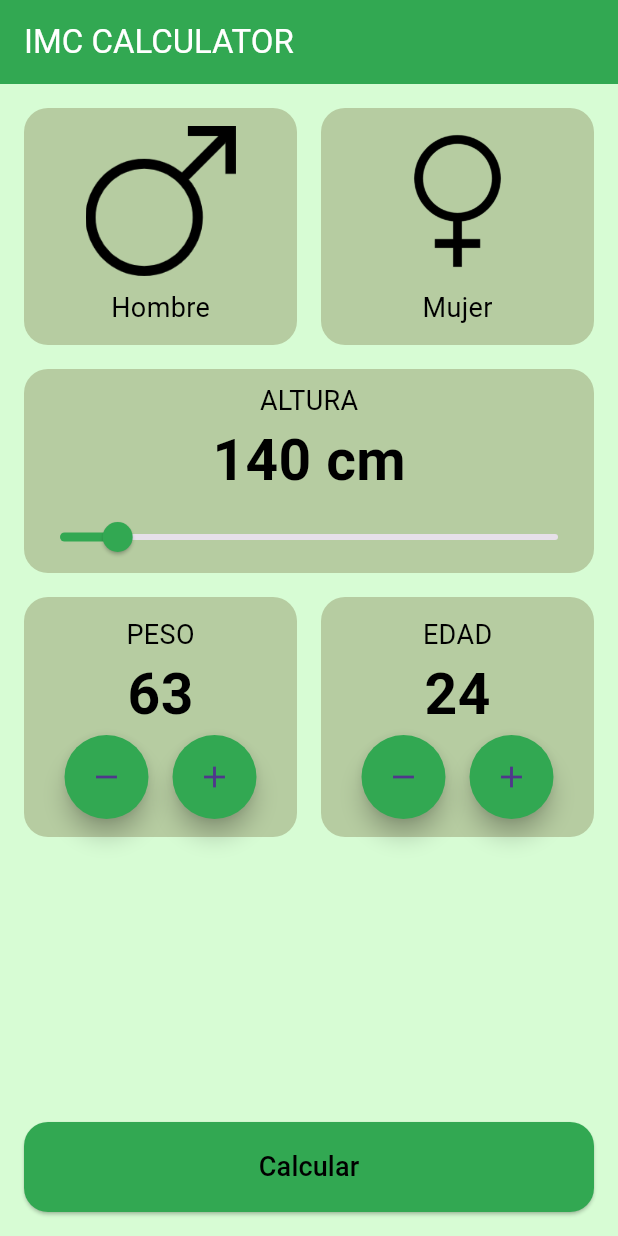
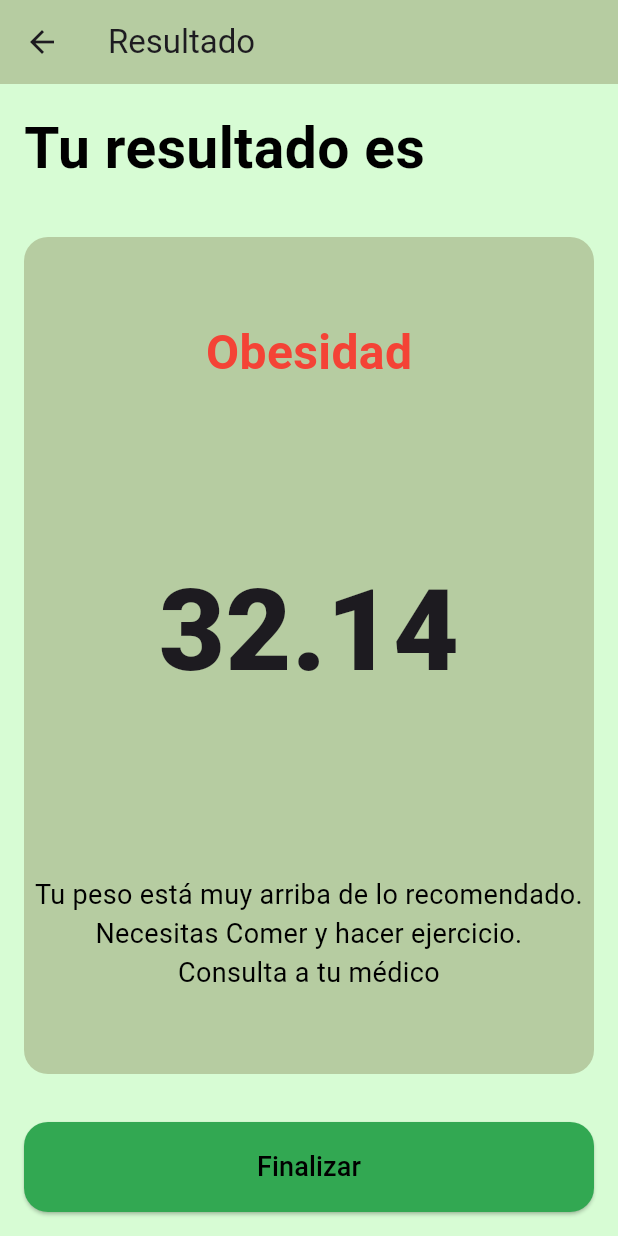
Before and after one commit to CUBOVR/imcCalculator, a Flutter app: the screen it shows after launch, after a tap on the "remove" icon, after a tap on the "add" icon, after a tap on "Calcular", on a phone screen of 412 x 824 dp. Run offline on Flutter 3.47's test engine with Material 3 defaults, Android fonts, the phone set to English and light mode, and no system bars.

Commit message:
Pantalla de resultados y buttonStyles

```diff
--- a/lib/components/numberSelector.dart
+++ b/lib/components/numberSelector.dart
@@ -38,6 +38,7 @@ class _NumberSelectorState extends State<NumberSelector> {
               mainAxisAlignment: MainAxisAlignment.center,
               children: [
                 FloatingActionButton(
+                  heroTag: null,
                   onPressed: () {
                     widget.onDecrement();
                   },
@@ -47,6 +48,7 @@ class _NumberSelectorState extends State<NumberSelector> {
                 ),
                 SizedBox(width: 16),
                 FloatingActionButton(
+                  heroTag: null,
                   onPressed: () {
                     widget.onIncrement();
                   },
--- /dev/null
+++ b/lib/core/button_styles.dart
@@ -0,0 +1,11 @@
+import 'package:flutter/material.dart';
+import 'package:imc_calculator/core/app_colors.dart';
+
+class ButtonStyles {
+  static ButtonStyle infinityStyle = ButtonStyle(
+    shape: WidgetStateProperty.all(
+      RoundedRectangleBorder(borderRadius: BorderRadius.circular(16)),
+    ),
+    backgroundColor: WidgetStateProperty.all(AppColors.primary),
+  );
+}
--- a/lib/screens/imc_homeScreen.dart
+++ b/lib/screens/imc_homeScreen.dart
@@ -3,7 +3,9 @@ import 'package:imc_calculator/components/genderSelector.dart';
 import 'package:imc_calculator/components/heightSelector.dart';
 import 'package:imc_calculator/components/numberSelector.dart';
 import 'package:imc_calculator/core/app_colors.dart';
+import 'package:imc_calculator/core/button_styles.dart';
 import 'package:imc_calculator/core/text_styles.dart';
+import 'package:imc_calculator/screens/imc_resultScreen.dart';
 
 class ImcHomescreen extends StatefulWidget {
   const ImcHomescreen({super.key});
@@ -77,15 +79,19 @@ class _ImcHomescreenState extends State<ImcHomescreen> {
             height: 60,
             width: double.infinity,
             child: ElevatedButton(
-              onPressed: () {},
-              style: ButtonStyle(
-                shape: WidgetStateProperty.all(
-                  RoundedRectangleBorder(
-                    borderRadius: BorderRadius.circular(16),
+              onPressed: () {
+                Navigator.push(
+                  context,
+                  MaterialPageRoute(
+                    builder:
+                        (context) => ImcResultscreen(
+                          height: selectedHeight,
+                          weight: selectedWeight,
+                        ),
                   ),
-                ),
-                backgroundColor: WidgetStateProperty.all(AppColors.primary),
-              ),
+                );
+              },
+              style: ButtonStyles.infinityStyle,
               child: Text("Calcular", style: TextStyles.bodyText),
             ),
           ),
--- /dev/null
+++ b/lib/screens/imc_resultScreen.dart
@@ -0,0 +1,123 @@
+import 'package:flutter/material.dart';
+import 'package:imc_calculator/core/app_colors.dart';
+import 'package:imc_calculator/core/button_styles.dart';
+import 'package:imc_calculator/core/text_styles.dart';
+
+class ImcResultscreen extends StatelessWidget {
+  final double height;
+  final int weight;
+  const ImcResultscreen({
+    super.key,
+    required this.height,
+    required this.weight,
+  });
+
+  @override
+  Widget build(BuildContext context) {
+    return Scaffold(
+      backgroundColor: AppColors.background,
+      appBar: toolbarResult(),
+      body: bodyResult(context),
+    );
+  }
+
+  Padding bodyResult(BuildContext context) {
+    double fixedHeight = height / 100;
+    double imcResult = weight / (fixedHeight * fixedHeight);
+    return Padding(
+      padding: const EdgeInsets.all(16),
+      child: Column(
+        crossAxisAlignment: CrossAxisAlignment.start,
+        children: [
+          Text("Tu resultado es", style: TextStyles.principalText),
+          Expanded(
+            child: Padding(
+              padding: const EdgeInsets.only(top: 32, bottom: 32),
+              child: Container(
+                width: double.infinity,
+                decoration: BoxDecoration(
+                  color: AppColors.backgroundComponent,
+                  borderRadius: BorderRadius.circular(16),
+                ),
+                child: Column(
+                  mainAxisAlignment: MainAxisAlignment.spaceAround,
+                  children: [
+                    Text(
+                      getStatusByImc(imcResult),
+                      style: TextStyle(
+                        fontSize: 32,
+                        color: getColorByImc(imcResult),
+                        fontWeight: FontWeight.w700,
+                      ),
+                    ),
+                    Text(
+                      imcResult.toStringAsFixed(2),
+                      style: TextStyle(
+                        fontSize: 76,
+                        fontWeight: FontWeight.w800,
+                      ),
+                    ),
+                    Text(
+                      getDescriptionsByImc(imcResult),
+                      style: TextStyles.bodyText,
+                      textAlign: TextAlign.center,
+                    ),
+                  ],
+                ),
+              ),
+            ),
+          ),
+          SizedBox(
+            height: 60,
+            width: double.infinity,
+            child: ElevatedButton(
+              onPressed: () {
+                Navigator.pop(context);
+              },
+              style: ButtonStyles.infinityStyle,
+              child: Text("Finalizar", style: TextStyles.bodyText),
+            ),
+          ),
+        ],
+      ),
+    );
+  }
+
+  AppBar toolbarResult() {
+    return AppBar(
+      title: Text("Resultado"),
+      backgroundColor: AppColors.backgroundComponent,
+    );
+  }
+
+  Color getColorByImc(double imcResult) {
+    return switch (imcResult) {
+      < 18.5 => Colors.blue, // IMC Bajo
+      < 24.9 => Colors.green,
+      < 29.99 => Colors.orange, // sobrepeso
+      _ => Colors.red, //Obesidad
+    };
+  }
+
+  String getStatusByImc(double imcResult) {
+    return switch (imcResult) {
+      < 18.5 => "IMC Bajo", // IMC Bajo
+      < 24.9 => "IMC Normal",
+      < 29.99 => "Sobrepeso", // sobrepeso
+      _ => "Obesidad", //Obesidad
+    };
+  }
+
+  String getDescriptionsByImc(double imcResult) {
+    return switch (imcResult) {
+      < 18.5 =>
+        "Tu peso está por debajo de lo recomendado. \nNecesitas Comer y hacer ejercicio.", // IMC Bajo
+      < 24.9 =>
+        "Tu peso está en el rango recomendado. \nNecesitas Comer y hacer ejercicio.",
+      < 29.99 =>
+        "Tu peso está por arriba de lo recomendado. \nNecesitas Comer y hacer ejercicio.", // sobrepeso
+      _ =>
+        "Tu peso está muy arriba de lo recomendado. \nNecesitas Comer y hacer ejercicio. \nConsulta a tu médico", //Obesidad
+    };
+  }
+}
```
